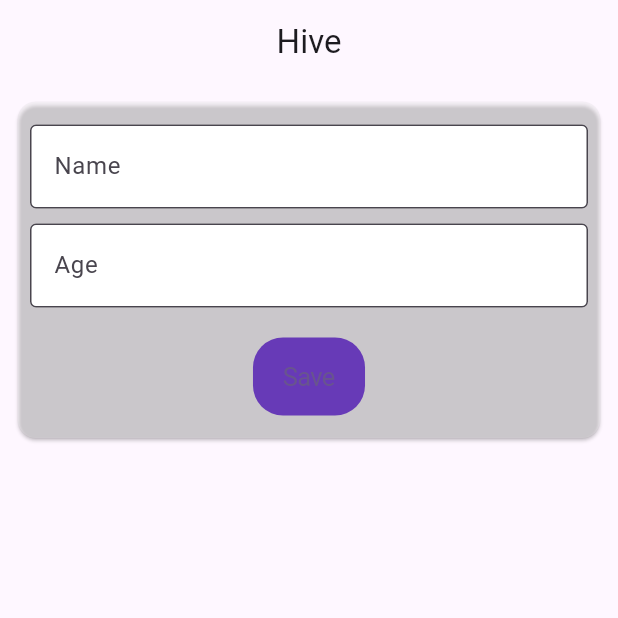
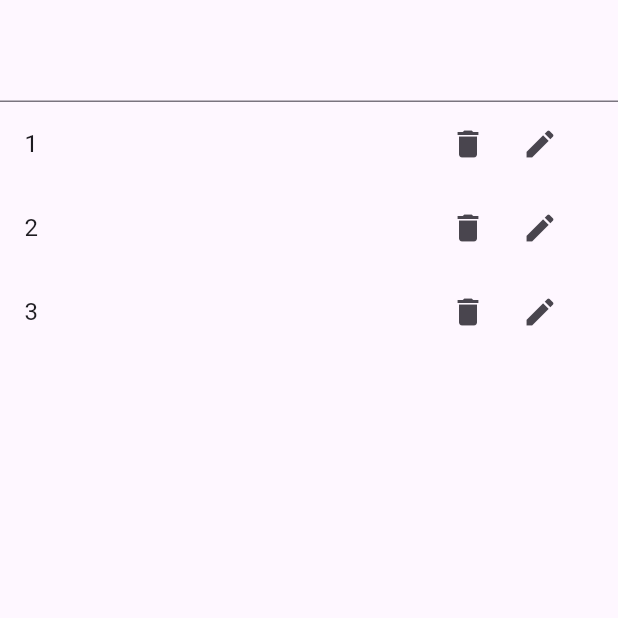
Before and after one commit to MuhammadRahman2/Flutter-learning, a Flutter app: the screen it shows after launch, on a phone screen of 412 x 824 dp, the top half of it. Run offline on Flutter 3.47's test engine with Material 3 defaults, Android fonts, the phone set to English and light mode, and no system bars; our stand-ins replace bloc, equatable, flutter_bloc.

Commit message:
list crud

```diff
--- /dev/null
+++ b/lib/add_in_list/list_bloc/list_bloc.dart
@@ -0,0 +1,39 @@
+import 'package:bloc/bloc.dart';
+import 'package:flutter_learning/add_in_list/list_bloc/list_event.dart';
+import 'package:flutter_learning/add_in_list/list_bloc/list_state.dart';
+
+class ListBloc extends Bloc<ListEvent,ListState>{
+  List<String> todoList = ['1','2','3'];
+
+  ListBloc(): super (ListState(listData: [])){
+    // add(InitialValueList());
+    on<InitialValueList>(initializeList);
+    on<ValueAddList>(listAddData);
+    on<ValueDelete>(listDeleteValue);
+    on<UpdateValue>(updateValue);
+}
+  void initializeList(InitialValueList event, Emitter<ListState> emit) {
+    // Initialize the list here, if necessary
+    emit(state.copyWith(list: List.from(todoList)));
+  }
+
+  void listAddData(ValueAddList event,Emitter<ListState> emit){
+    // method1
+    todoList.add(event.newValue);
+    emit(state.copyWith(list: List.from(todoList),),);
+
+    // method2
+    // emit(state.copyWith(list: List.from(state.listData ??[])..add(event.newValue)));
+}
+
+void listDeleteValue(ValueDelete event,Emitter<ListState> emit){
+    todoList.remove(event.deleteValue);
+    emit(state.copyWith(list: List.from(todoList)));
+}
+
+void updateValue(UpdateValue event, Emitter<ListState> emit){
+    todoList[event.index] = event.updateValue;
+    emit(state.copyWith(list: List.from(todoList)));
+}
+
+}
--- /dev/null
+++ b/lib/add_in_list/list_bloc/list_event.dart
@@ -0,0 +1,46 @@
+import 'package:equatable/equatable.dart';
+
+abstract class ListEvent extends Equatable{
+
+  @override
+  // TODO: implement props
+  List<Object?> get props => [];
+}
+
+class InitialValueList extends ListEvent{
+
+  @override
+  // TODO: implement props
+  List<Object?> get props => [];
+}
+
+class ValueAddList extends ListEvent{
+  dynamic newValue;
+  ValueAddList(this.newValue);
+
+  @override
+  // TODO: implement props
+  List<Object?> get props => [newValue];
+}
+
+class ValueDelete extends ListEvent{
+  final Object? deleteValue;
+  ValueDelete(this.deleteValue);
+
+  @override
+  // TODO: implement props
+  List<Object?> get props => [deleteValue];
+}
+
+class UpdateValue extends ListEvent{
+  final int index;
+final String updateValue;
+
+
+UpdateValue(this.index,this.updateValue,);
+
+@override
+  // TODO: implement props
+  List<Object?> get props => [index,updateValue,];
+
+}
--- /dev/null
+++ b/lib/add_in_list/list_bloc/list_state.dart
@@ -0,0 +1,18 @@
+import 'package:equatable/equatable.dart';
+
+class ListState extends Equatable{
+  final List? listData;
+  ListState({this.listData = const []});
+
+  ListState copyWith ({List? list}){
+    return ListState(
+      listData: list ?? this.listData
+    );
+}
+
+
+  @override
+  // TODO: implement props
+  List<Object?> get props => [listData];
+
+}
--- /dev/null
+++ b/lib/add_in_list/list_view.dart
@@ -0,0 +1,82 @@
+import 'package:flutter/material.dart';
+import 'package:flutter_bloc/flutter_bloc.dart';
+import 'package:flutter_learning/add_in_list/list_bloc/list_bloc.dart';
+import 'package:flutter_learning/add_in_list/list_bloc/list_event.dart';
+import 'package:flutter_learning/add_in_list/list_bloc/list_state.dart';
+
+class ListViewScreen extends StatelessWidget {
+  ListViewScreen({super.key});
+
+  TextEditingController controller = TextEditingController();
+  TextEditingController updateCont  =TextEditingController();
+
+  @override
+  Widget build(BuildContext context) {
+    context.read<ListBloc>().add(InitialValueList());
+    return Scaffold(
+      body: Column(
+        children: [
+          const SizedBox(height: 20),
+          TextField(
+            controller: controller,
+            onSubmitted: (value) {
+              context.read<ListBloc>().add(ValueAddList(value));
+              controller.clear();
+            },
+          ),
+          BlocBuilder<ListBloc,ListState>(
+              builder: (context, state) {
+                return Expanded(
+                  child: ListView.builder(
+                      itemCount: state.listData!.length,
+                      itemBuilder: (context, index) {
+                        return ListTile(
+                            title: Text(state.listData![index].toString()),
+                            trailing: Container(
+                              width: 100,
+                              child: Row(
+                                children: [
+                                  IconButton(
+                                    onPressed: (){
+                                      context.read<ListBloc>().add(ValueDelete(state.listData![index]));
+                                    }, icon: const Icon(Icons.delete),
+                                  ),
+                                  IconButton(
+                                    onPressed: (){
+                                      updateCont = TextEditingController(text: state.listData![index]);
+                                      showDialog(
+                                          context: context,
+                                          builder:(context) {
+                                            return SimpleDialog(
+                                              children: [
+                                                const SizedBox(height: 20),
+                                                TextField(
+                                                  controller: updateCont,
+                                                ),
+                                                ElevatedButton(onPressed: (){
+                                                  context.read<ListBloc>().add(UpdateValue(index, updateCont.text,),);
+                                                  updateCont.clear();
+                                                  Navigator.pop(context);
+
+                                                }, child: Text('Update Value'))
+                                              ],
+                                            );
+                                          },
+                                      );
+                                    }, icon: const Icon(Icons.edit),
+                                  ),
+
+                                ],
+                              ),
+                            ),
+                        );
+                      },
+                  ),
+                );
+              },
+          ),
+        ],
+      ),
+    );
+  }
+}
--- a/lib/contact.dart
+++ /dev/null
@@ -1,13 +0,0 @@
-import 'package:hive/hive.dart';
-part 'contact.g.dart';
-
-@HiveType(typeId: 1)
-class Contact {
-  @HiveField(0)
-  final String name;
-
-  @HiveField(1)
-  final int age;
-
-  Contact(this.name, this.age);
-}
--- /dev/null
+++ b/lib/counter/counter_bloc/bloc_event.dart
@@ -0,0 +1,16 @@
+import 'package:equatable/equatable.dart';
+
+abstract class CounterEvent extends Equatable {
+  CounterEvent();
+
+  @override
+  // TODO: implement props
+  List<Object?> get props => [];
+}
+class IncrementCounter extends CounterEvent{
+}
+class DecrementCounter extends CounterEvent{
+}
+
+class ResetCounter extends CounterEvent{
+}
--- /dev/null
+++ b/lib/counter/counter_bloc/counter_bloc.dart
@@ -0,0 +1,27 @@
+import 'package:bloc/bloc.dart';
+import 'package:flutter_learning/counter/counter_bloc/bloc_event.dart';
+import 'package:flutter_learning/counter/counter_bloc/counter_state.dart';
+
+class CounterBloc extends Bloc<CounterEvent,CounterState>{
+  CounterBloc():super (CounterState()){
+    on<IncrementCounter>(incrementValue);
+    on<DecrementCounter>(decrementValue);
+    on<ResetCounter>(resetValue);
+  }
+
+  void incrementValue(IncrementCounter event, Emitter<CounterState> emit){
+  emit(state.copyWith(counter: state.counter! + 1));
+  print(state.copyWith(counter: state.counter! + 1));
+  }
+
+  void decrementValue(DecrementCounter event, Emitter<CounterState> emit){
+    if (state.counter! > 0){
+      emit(state.copyWith(counter:  state.counter! - 1));
+    }
+  }
+
+  void resetValue(ResetCounter event, Emitter<CounterState> emit){
+    emit(CounterState());
+  }
+
+}
--- /dev/null
+++ b/lib/counter/counter_bloc/counter_state.dart
@@ -0,0 +1,17 @@
+import 'package:equatable/equatable.dart';
+
+class CounterState extends  Equatable{
+ final int? counter;
+  CounterState({this.counter = 0});
+
+  CounterState copyWith({int? counter}){
+    return CounterState(
+    counter:  counter ?? this.counter
+    );
+}
+
+  @override
+  // TODO: implement props
+  List<Object?> get props => [counter];
+
+}
--- a/lib/hive/hive_view.dart
+++ /dev/null
@@ -1,120 +0,0 @@
-import 'package:flutter/cupertino.dart';
-import 'package:flutter/material.dart';
-import 'package:flutter/widgets.dart';
-import 'package:flutter_learning/contact.dart';
-import 'package:hive/hive.dart';
-import 'package:hive_flutter/adapters.dart';
-
-class HiveView extends StatelessWidget {
-  HiveView({super.key});
-
-  TextEditingController nameController = TextEditingController();
-  TextEditingController ageController = TextEditingController();
-
-  @override
-  Widget build(BuildContext context) {
-    return Scaffold(
-      appBar: AppBar(
-        centerTitle: true,
-        title: const Text('Hive'),
-      ),
-      body: Padding(
-        padding: const EdgeInsets.all(8.0),
-        child: Column(
-          children: [
-            CardDataAdd(
-              nameEditController: nameController,
-              ageEditController: ageController,
-            ),
-            Expanded(child: _buildListView()),
-          ],
-        ),
-      ),
-    );
-  }
-  Widget _buildListView() {
-    final contactsBox = Hive.box('contacts');
-    return WatchBoxBuilder(
-      box: Hive.box('contacts'),
-      builder: (context, cantactBox) {
-        return ListView.builder(
-          itemCount: contactsBox.length,
-          itemBuilder: (BuildContext context, int index) {
-            final contact = contactsBox.get(index) as Contact;
-            return Card(
-              child: ListTile(
-                title: Text(contact.name),
-                subtitle: Text(contact.age.toString()),
-              ),
-            );
-            // Show contacts
-          },
-        );
-      }
-    );
-  }
-
-}
-
-class CardDataAdd extends StatelessWidget {
-  CardDataAdd(
-      {super.key,
-      required this.nameEditController,
-      required this.ageEditController});
-
-  TextEditingController? nameEditController;
-  TextEditingController? ageEditController;
-
-  @override
-  Widget build(BuildContext context) {
-    return Card(
-      color: Colors.grey.shade100.withOpacity(0.3),
-      child: Padding(
-        padding: const EdgeInsets.symmetric(horizontal: 8, vertical: 15),
-        child: Column(
-          children: [
-            TextField(
-              controller: nameEditController,
-              decoration: const InputDecoration(
-                hintText: 'Name',
-                border: OutlineInputBorder(),
-                fillColor: Colors.white,
-                filled: true,
-              ),
-            ),
-            const SizedBox(height: 10),
-            TextField(
-              controller: ageEditController,
-              decoration: const InputDecoration(
-                hintText: 'Age',
-                fillColor: Colors.white,
-                filled: true,
-                border: OutlineInputBorder(),
-              ),
-            ),
-            const SizedBox(height: 20),
-            CupertinoButton(
-              color: Colors.deepPurple,
-              borderRadius: BorderRadius.circular(20),
-              child: const Text('Save'),
-              onPressed: () {
-               final _name = nameEditController!.text;
-               final _age = ageEditController!.text;
-                debugPrint(nameEditController!.text.toString());
-                debugPrint(ageEditController!.text.toString());
-                final newContact = Contact(_name, int.parse(_age));
-                 addContact(newContact);
-                nameEditController!.clear();
-                ageEditController!.clear();
-              },
-            )
-          ],
-        ),
-      ),
-    );
-  }
-  void addContact(Contact contact) {
-    final contactsBox = Hive.box('contacts');
-    contactsBox.add(contact);
-  }
-}
--- a/lib/main.dart
+++ b/lib/main.dart
@@ -1,55 +1,38 @@
+import 'package:flutter/cupertino.dart';
 import 'package:flutter/material.dart';
-import 'package:flutter_learning/contact.dart';
-import 'package:flutter_learning/hive/hive_view.dart';
-import 'package:hive_flutter/hive_flutter.dart';
-import 'package:path_provider/path_provider.dart' as path_provider;
+import 'package:flutter_bloc/flutter_bloc.dart';
+import 'package:flutter_learning/add_in_list/list_bloc/list_bloc.dart';
+import 'package:flutter_learning/add_in_list/list_view.dart';
+import 'package:flutter_learning/counter/counter_bloc/counter_bloc.dart';
+import 'package:flutter_learning/counter/view/counter_view.dart';
+import 'package:flutter_learning/slider_with_switch/block_slider/slider_bloc.dart';
+
 
 void main() async {
   WidgetsFlutterBinding.ensureInitialized();
-  final appDocumentDir = await path_provider.getApplicationDocumentsDirectory();
-  Hive.init(appDocumentDir.path);
-  Hive.registerAdapter(ContactAdapter());
   runApp(const MyApp());
 }
 
-class MyApp extends StatefulWidget {
+class MyApp extends StatelessWidget {
   const MyApp({super.key});
 
-  @override
-  State<MyApp> createState() => _MyAppState();
-}
-
-class _MyAppState extends State<MyApp> {
   // This widget is the root of your application.
   @override
   Widget build(BuildContext context) {
-    return MaterialApp(
-      title: 'Flutter Demo',
-      theme: ThemeData(
-        colorScheme: ColorScheme.fromSeed(seedColor: Colors.deepPurple),
-        useMaterial3: true,
+    return MultiBlocProvider(
+      providers: [
+         BlocProvider(create: (context) => CounterBloc(), ),
+        BlocProvider(create: (context) =>  SliderBloc(),),
+        BlocProvider(create: (context) => ListBloc(),),
+      ],
+      child: MaterialApp(
+        title: 'Flutter Demo',
+        theme: ThemeData(
+          colorScheme: ColorScheme.fromSeed(seedColor: Colors.deepPurple),
+          useMaterial3: true,
+        ),
+        home: ListViewScreen(),
       ),
-      home: FutureBuilder(
-          future: Hive.openBox('contacts'),
-          builder: (context, snapshot) {
-            if (snapshot.connectionState == ConnectionState.done) {
-              if (snapshot.hasError) {
-                return Text(snapshot.error.toString());
-              } else {
-                return HiveView();
-              }
-            } else {
-              return const Center(
-                child: LinearProgressIndicator(),
-              );
-            }
-          }),
     );
   }
-
-  @override
-  void dispose() {
-    Hive.close();
-    super.dispose();
-  }
 }
--- /dev/null
+++ b/lib/slider_with_switch/block_slider/slider_bloc.dart
@@ -0,0 +1,19 @@
+import 'package:flutter_bloc/flutter_bloc.dart';
+import 'package:flutter_learning/slider_with_switch/block_slider/slider_event.dart';
+import 'package:flutter_learning/slider_with_switch/block_slider/slider_state.dart';
+
+class SliderBloc extends Bloc<SliderEvent,SliderState>{
+  SliderBloc(): super(SliderState()){
+    on<SliderValueChange>(sliderValueUpdate);
+    on<SwitchValueChange>(switchValue);
+  }
+
+  void sliderValueUpdate(SliderValueChange event,Emitter<SliderState> emit){
+    emit(state.withCopy(slider: event.newValue));
+  }
+
+  void switchValue(SwitchValueChange event , Emitter<SliderState> emit){
+    emit(state.withCopy(isSwitch: !state.isSwitch!));
+  }
+
+}
--- /dev/null
+++ b/lib/slider_with_switch/block_slider/slider_event.dart
@@ -0,0 +1,22 @@
+import 'package:equatable/equatable.dart';
+
+abstract class SliderEvent extends Equatable{
+  SliderEvent();
+
+  @override
+  // TODO: implement props
+  List<Object?> get props => [];
+}
+class SwitchValueChange extends SliderEvent{
+
+}
+
+class SliderValueChange extends SliderEvent{
+  final double newValue;
+
+  SliderValueChange({required this.newValue});
+
+  @override
+  List<Object?> get props => [newValue];
+
+}
--- /dev/null
+++ b/lib/slider_with_switch/block_slider/slider_state.dart
@@ -0,0 +1,19 @@
+import 'package:equatable/equatable.dart';
+
+class SliderState extends Equatable{
+  double? sliderValue ;
+  bool? isSwitch;
+  SliderState({this.sliderValue = 0.0, this.isSwitch = false});
+
+  SliderState withCopy ({double? slider,bool? isSwitch}){
+    return SliderState(
+        sliderValue: slider ?? this.sliderValue,
+        isSwitch: isSwitch ?? this.isSwitch
+    );
+  }
+
+  @override
+  // TODO: implement props
+  List<Object?> get props => [sliderValue,isSwitch];
+
+}
```
Also changed, not shown: lib/counter/view/counter_view.dart (added, +53 -0 lines), lib/slider_with_switch/slider_view/slider_view.dart (added, +45 -0 lines), pubspec.yaml (+4 -4 lines), lib/contact.g.dart (deleted), pubspec.lock.
